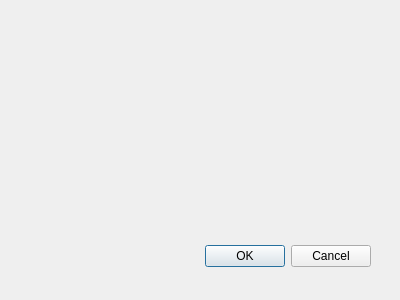
Qt form native-client/webeditordialog.ui (RafalDziegiel13k4/tech-int-project) before a commit.
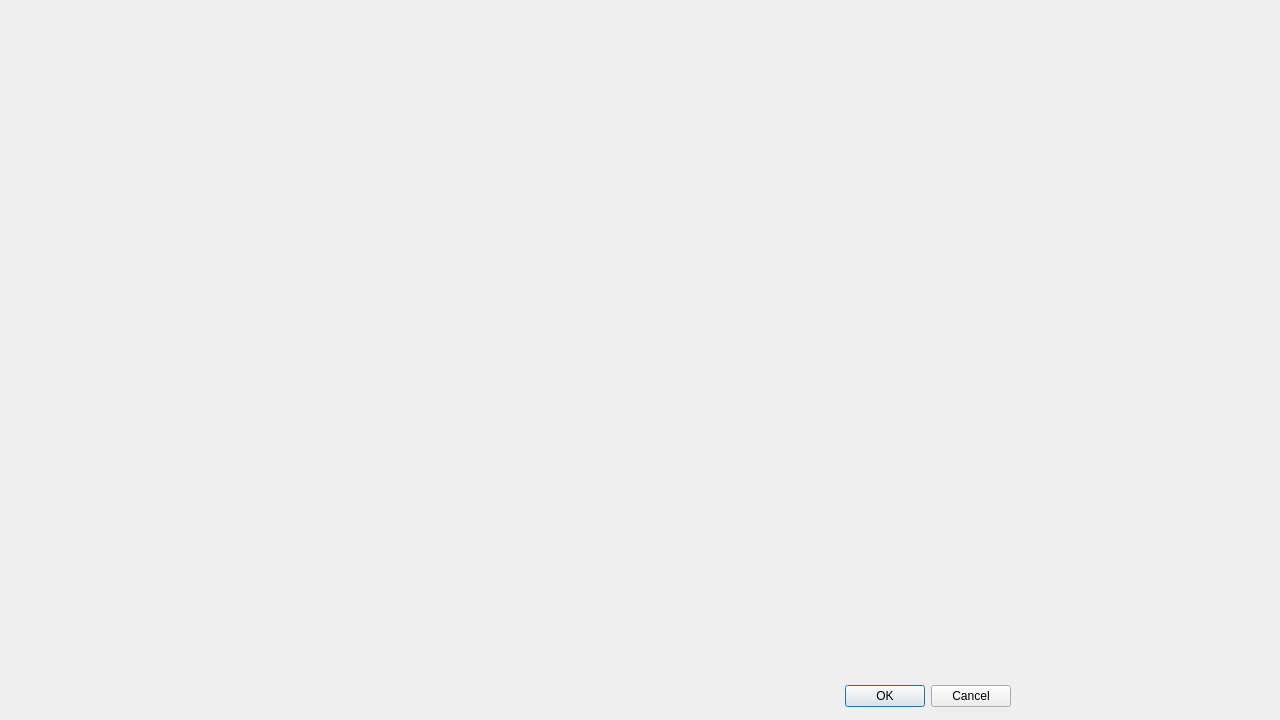
The same form after that commit.

The edit to the form file:
```diff
--- a/native-client/webeditordialog.ui
+++ b/native-client/webeditordialog.ui
@@ -8,18 +8,30 @@
    <rect>
     <x>0</x>
     <y>0</y>
-    <width>400</width>
-    <height>300</height>
+    <width>1280</width>
+    <height>720</height>
    </rect>
   </property>
+  <property name="minimumSize">
+   <size>
+    <width>1280</width>
+    <height>720</height>
+   </size>
+  </property>
+  <property name="maximumSize">
+   <size>
+    <width>1280</width>
+    <height>720</height>
+   </size>
+  </property>
   <property name="windowTitle">
    <string>Dialog</string>
   </property>
   <widget name="buttonBox" class="QDialogButtonBox">
    <property name="geometry">
     <rect>
-     <x>30</x>
-     <y>240</y>
+     <x>670</x>
+     <y>680</y>
      <width>341</width>
      <height>32</height>
     </rect>
```
Left out of the diff: 11 changed lines with no effect on the pictures.
